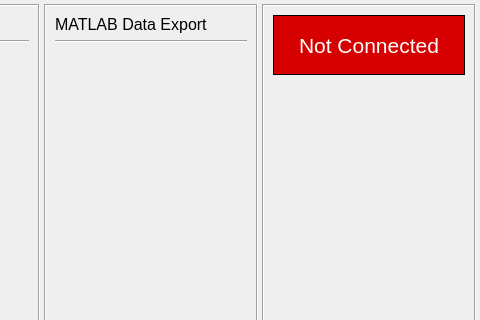
Qt form Application/daata_v1_0/Layouts/Homepage/homepage.ui (Georgia-Tech-Off-Road/DAQ) before a commit; both pictures show x 498 to 978 and y 0 to 320 of the 978 by 527 pixel window.
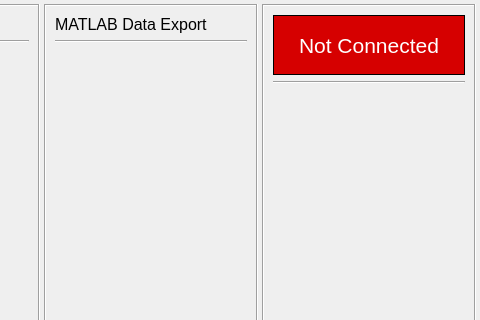
The same form after that commit.

Commit message: Implemented abstract class for layouts and overall update functionality

The edit to the form file:
```diff
--- a/Application/daata_v1_0/Layouts/Homepage/homepage.ui
+++ b/Application/daata_v1_0/Layouts/Homepage/homepage.ui
@@ -285,6 +285,13 @@
         </property>
        </widget>
       </item>
+      <item>
+       <widget class="Line" name="line_3">
+        <property name="orientation">
+         <enum>Qt::Horizontal</enum>
+        </property>
+       </widget>
+      </item>
       <item>
        <spacer name="verticalSpacer_4">
         <property name="orientation">
```
Left out of the diff: 11 changed lines with no effect on the pictures. The commit also changes 7 other files.
